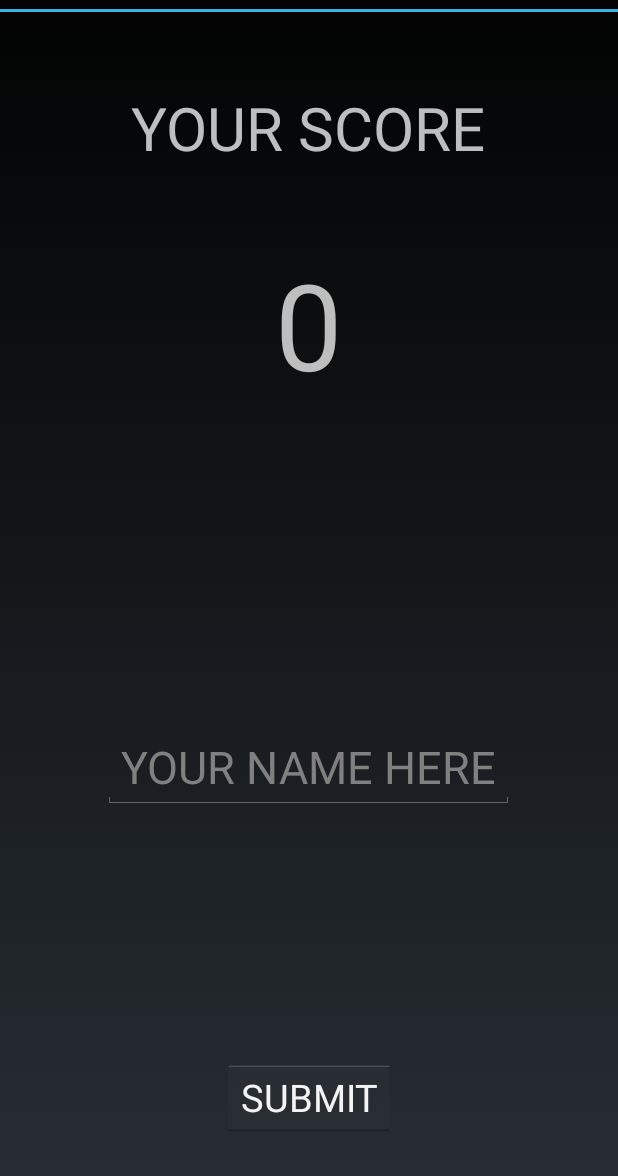
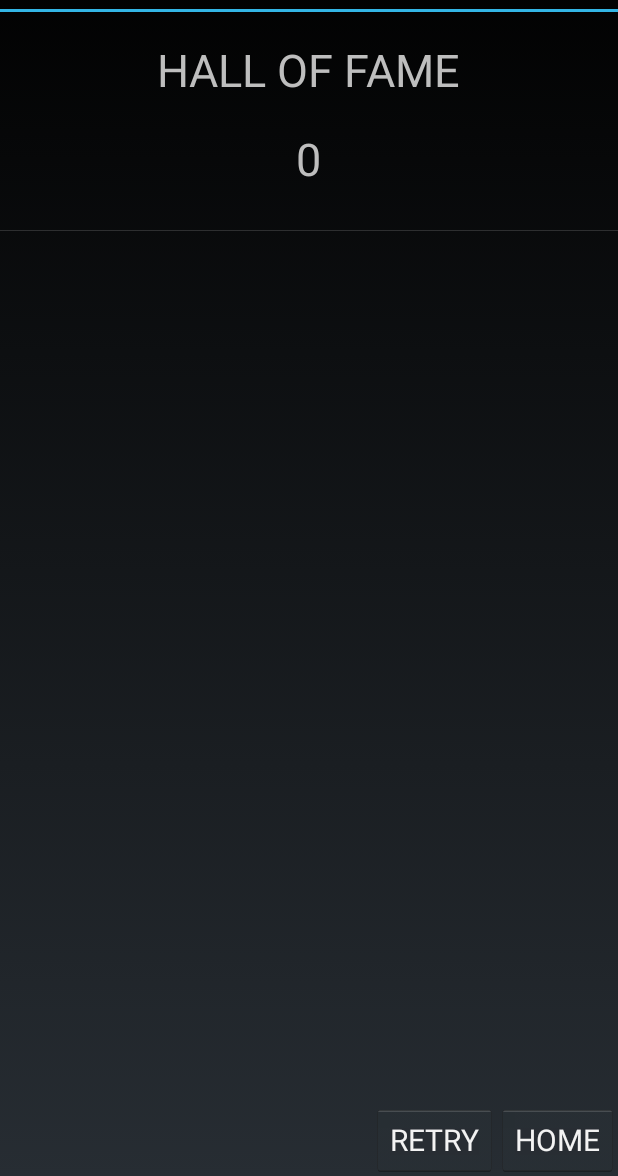
Before and after one commit to ZaffranLe/btl-android, an Android app: the YourScoreActivity screen opened directly, with no data from a screen before it, after a tap on "SUBMIT", on a phone screen of 412 x 824 dp, the part 60-1236 px from its top. Run offline under Robolectric (Android 15) with nearby library versions, the phone set to English and light mode, and no system bars.

Commit message:
26052020Tung

```diff
--- a/app/src/main/java/com/example/hang_man/DBHelper.java
+++ b/app/src/main/java/com/example/hang_man/DBHelper.java
@@ -104,4 +104,9 @@ public class DBHelper extends SQLiteOpenHelper {
         return QM.rawQuery(query,null);
     }
 
+    public Cursor getAllScores() {
+        String query = "SELECT * FROM " + TABLE_NAME2;
+        return QM.rawQuery(query,null);
+    }
+
 }
--- /dev/null
+++ b/app/src/main/java/com/example/hang_man/HighScore.java
@@ -0,0 +1,19 @@
+package com.example.hang_man;
+
+public class HighScore {
+    private int score;
+    private String name;
+
+    public HighScore(int score, String name) {
+        this.score = score;
+        this.name = name;
+    }
+
+    public int getScore() { return score; }
+
+    public String getName() { return name; }
+
+    public void setScore(int score) { this.score = score; }
+
+    public void setName(String name) { this.name = name; }
+}
--- a/app/src/main/java/com/example/hang_man/HighScoreActivity.java
+++ b/app/src/main/java/com/example/hang_man/HighScoreActivity.java
@@ -3,15 +3,55 @@ package com.example.hang_man;
 import androidx.appcompat.app.AppCompatActivity;
 
 import android.app.Activity;
+import android.content.Intent;
+import android.database.Cursor;
 import android.os.Bundle;
+import android.view.View;
+import android.widget.Button;
+import android.widget.ListView;
 
 import com.example.hangman.R;
 
 public class HighScoreActivity extends Activity {
+    ListView listview;
+    Button homeBtn,retryBtn;
+    DBHelper dbHelper;
 
     @Override
     protected void onCreate(Bundle savedInstanceState) {
         super.onCreate(savedInstanceState);
         setContentView(R.layout.activity_high_score);
+
+        listview = (ListView)findViewById(R.id.hsa_listview);
+        homeBtn = (Button)findViewById(R.id.hsa_homeBtn);
+        retryBtn = (Button)findViewById(R.id.hsa_retryBtn);
+
+        dbHelper = new DBHelper(HighScoreActivity.this);
+        dbHelper.openDB();
+
+        homeBtn.setOnClickListener(new View.OnClickListener() {
+            @Override
+            public void onClick(View view) {
+                Intent backhome = new Intent(HighScoreActivity.this,MainActivity.class);
+                startActivity(backhome);
+            }
+        });
+
+        retryBtn.setOnClickListener(new View.OnClickListener() {
+            @Override
+            public void onClick(View view) {
+                Intent retry = new Intent(HighScoreActivity.this,GameActivity.class);
+                startActivity(retry);
+            }
+        });
+
+        showScore();
+    }
+
+    public void showScore() {
+        Cursor cursor = dbHelper.getAllScores();
+
+        HighScoreAdapter adapter = new HighScoreAdapter(HighScoreActivity.this,R.layout.high_score_layout,cursor,0);
+        listview.setAdapter(adapter);
     }
 }
--- /dev/null
+++ b/app/src/main/java/com/example/hang_man/HighScoreAdapter.java
@@ -0,0 +1,24 @@
+package com.example.hang_man;
+
+import android.content.Context;
+import android.database.Cursor;
+import android.view.View;
+import android.widget.ResourceCursorAdapter;
+import android.widget.TextView;
+
+import com.example.hangman.R;
+
+public class HighScoreAdapter extends ResourceCursorAdapter {
+    public HighScoreAdapter(Context context, int layout, Cursor c, int flags) {
+        super(context,layout,c,flags);
+    }
+
+    @Override
+    public void bindView(View view, Context context, Cursor cursor) {
+        TextView tvScore = (TextView)view.findViewById(R.id.hsl_score);
+        tvScore.setText(cursor.getString(cursor.getColumnIndex(DBHelper.getSCORE())));
+
+        TextView tvName = (TextView)view.findViewById(R.id.hsl_name);
+        tvName.setText(cursor.getString(cursor.getColumnIndex(DBHelper.getNAME())));
+    }
+}
--- a/app/src/main/java/com/example/hang_man/MainActivity.java
+++ b/app/src/main/java/com/example/hang_man/MainActivity.java
@@ -41,8 +41,10 @@ public class MainActivity extends Activity  implements OnClickListener {
 		dbHelper = new DBHelper(MainActivity.this);
 		Button playBtn = (Button)findViewById(R.id.playBtn);
 		Button QuestionManBtn = (Button)findViewById(R.id.QuestionManBtn);
+		Button highscoreBtn = (Button)findViewById(R.id.ma_highscore);
 		playBtn.setOnClickListener(this);
 		QuestionManBtn.setOnClickListener(this);
+		highscoreBtn.setOnClickListener(this);
 	}
 
 	@Override
@@ -56,5 +58,9 @@ public class MainActivity extends Activity  implements OnClickListener {
 			Intent qaIntent = new Intent(this,QuestionActivity.class);
 			this.startActivity(qaIntent);
 		}
+		if(view.getId()==R.id.ma_highscore){
+			Intent highscoreIntent = new Intent(this,HighScoreActivity.class);
+			this.startActivity(highscoreIntent);
+		}
 	}
 }
--- a/app/src/main/java/com/example/hang_man/YourScoreActivity.java
+++ b/app/src/main/java/com/example/hang_man/YourScoreActivity.java
@@ -47,7 +47,8 @@ public class YourScoreActivity extends Activity {
                     Toast.makeText(YourScoreActivity.this,"ERROR",Toast.LENGTH_SHORT).show();
                 }
                 else {
-                    Toast.makeText(YourScoreActivity.this,"SUCCESS",Toast.LENGTH_SHORT).show();
+                    Intent toBoardIntent = new Intent(YourScoreActivity.this,HighScoreActivity.class);
+                    startActivity(toBoardIntent);
                 }
             }
         });
--- a/app/src/main/res/layout/activity_high_score.xml
+++ b/app/src/main/res/layout/activity_high_score.xml
@@ -1,9 +1,62 @@
 <?xml version="1.0" encoding="utf-8"?>
-<androidx.constraintlayout.widget.ConstraintLayout xmlns:android="http://schemas.android.com/apk/res/android"
+<LinearLayout xmlns:android="http://schemas.android.com/apk/res/android"
     xmlns:app="http://schemas.android.com/apk/res-auto"
     xmlns:tools="http://schemas.android.com/tools"
     android:layout_width="match_parent"
     android:layout_height="match_parent"
-    tools:context="com.example.hang_man.HighScoreActivity">
+    tools:context="com.example.hang_man.HighScoreActivity"
+    android:orientation="vertical"
+    android:weightSum="100">
 
-</androidx.constraintlayout.widget.ConstraintLayout>
+    <RelativeLayout
+        android:layout_weight="10"
+        android:layout_width="match_parent"
+        android:layout_height="0dp">
+
+        <TextView
+            android:layout_width="wrap_content"
+            android:layout_height="wrap_content"
+            android:text="HALL OF FAME"
+            android:textSize="30dp"
+            android:layout_centerInParent="true"/>
+
+    </RelativeLayout>
+
+    <RelativeLayout
+        android:layout_weight="80"
+        android:layout_width="match_parent"
+        android:layout_height="0dp">
+
+        <ListView
+            android:id="@+id/hsa_listview"
+            android:layout_width="match_parent"
+            android:layout_height="match_parent"/>
+
+    </RelativeLayout>
+
+    <RelativeLayout
+        android:layout_weight="10"
+        android:layout_width="match_parent"
+        android:layout_height="0dp">
+
+        <Button
+            android:id="@+id/hsa_homeBtn"
+            android:layout_width="wrap_content"
+            android:layout_height="wrap_content"
+            android:text="HOME"
+            android:textSize="20dp"
+            android:layout_alignParentBottom="true"
+            android:layout_alignParentRight="true"/>
+
+        <Button
+            android:id="@+id/hsa_retryBtn"
+            android:layout_width="wrap_content"
+            android:layout_height="wrap_content"
+            android:text="RETRY"
+            android:textSize="20dp"
+            android:layout_toStartOf="@+id/hsa_homeBtn"
+            android:layout_alignParentBottom="true"/>
+
+    </RelativeLayout>
+
+</LinearLayout>
--- a/app/src/main/res/layout/activity_main.xml
+++ b/app/src/main/res/layout/activity_main.xml
@@ -32,4 +32,13 @@
 		android:layout_centerHorizontal="true"
 		android:textColor="#FFFF0000"/>
 
+	<Button
+		android:id="@+id/ma_highscore"
+		android:layout_width="wrap_content"
+		android:layout_height="wrap_content"
+		android:text="HIGHSCORES"
+		android:layout_below="@+id/QuestionManBtn"
+		android:layout_centerHorizontal="true"
+		android:textColor="#FFFF0000"/>
+
 </RelativeLayout>
--- /dev/null
+++ b/app/src/main/res/layout/high_score_layout.xml
@@ -0,0 +1,21 @@
+<?xml version="1.0" encoding="utf-8"?>
+<RelativeLayout
+    xmlns:android="http://schemas.android.com/apk/res/android" android:layout_width="match_parent"
+    android:layout_height="match_parent">
+
+    <TextView
+        android:id="@+id/hsl_score"
+        android:textSize="30dp"
+        android:layout_width="wrap_content"
+        android:layout_height="wrap_content"
+        android:layout_centerHorizontal="true"/>
+
+    <TextView
+        android:id="@+id/hsl_name"
+        android:textSize="20dp"
+        android:layout_width="wrap_content"
+        android:layout_height="wrap_content"
+        android:layout_below="@+id/hsl_score"
+        android:layout_centerHorizontal="true"/>
+
+</RelativeLayout>
```
